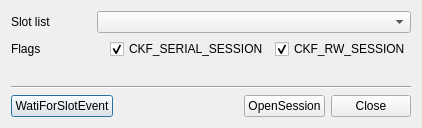
Before: the Qt Designer form CryptokiMan/open_session_dlg.ui in jykim74/CryptokiMan, drawn with Qt 5.
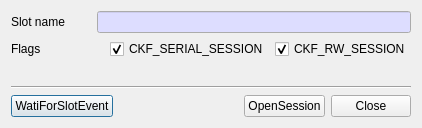
After: the same form once the commit is applied.

Commit message: Slot List 를 모두 Slot Name 변경

What changed in the file:
```diff
--- a/CryptokiMan/open_session_dlg.ui
+++ b/CryptokiMan/open_session_dlg.ui
@@ -25,23 +25,41 @@
         </size>
        </property>
        <property name="text">
-        <string>Slot list</string>
+        <string>Slot name</string>
        </property>
       </widget>
      </item>
      <item>
-      <widget class="QComboBox" name="mSlotsCombo">
-       <property name="sizePolicy">
-        <sizepolicy hsizetype="Preferred" vsizetype="Fixed">
-         <horstretch>1</horstretch>
-         <verstretch>0</verstretch>
-        </sizepolicy>
+      <widget class="QLineEdit" name="mSlotNameText">
+       <property name="palette">
+        <palette>
+         <active>
+          <colorrole role="Base">
+           <brush brushstyle="SolidPattern">
+            <color alpha="255">
+             <red>221</red>
+             <green>221</green>
+             <blue>255</blue>
+            </color>
+           </brush>
+          </colorrole>
+         </active>
+         <inactive>
+          <colorrole role="Base">
+           <brush brushstyle="SolidPattern">
+            <color alpha="255">
+             <red>221</red>
+             <green>221</green>
+             <blue>255</blue>
+            </color>
+           </brush>
+          </colorrole>
+         </inactive>
+         <disabled/>
+        </palette>
        </property>
-       <property name="minimumSize">
-        <size>
-         <width>200</width>
-         <height>0</height>
-        </size>
+       <property name="readOnly">
+        <bool>true</bool>
        </property>
       </widget>
      </item>
```
Left out of the diff: 1 changed line with no effect on the pictures. The commit also changes 116 other files.
